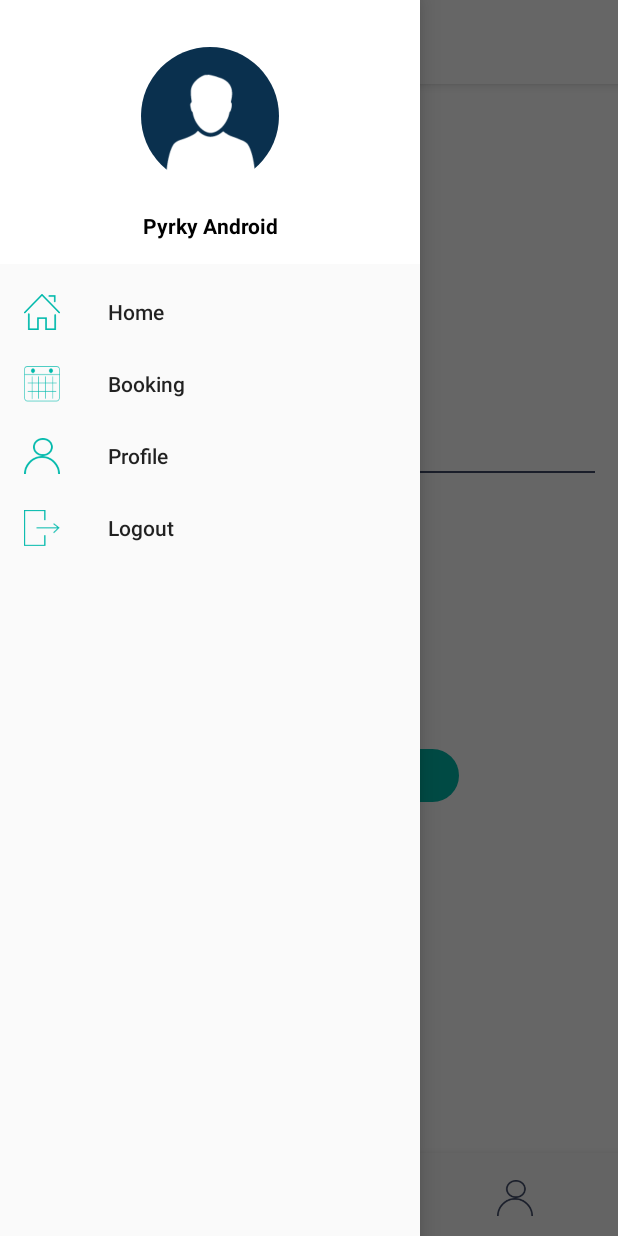
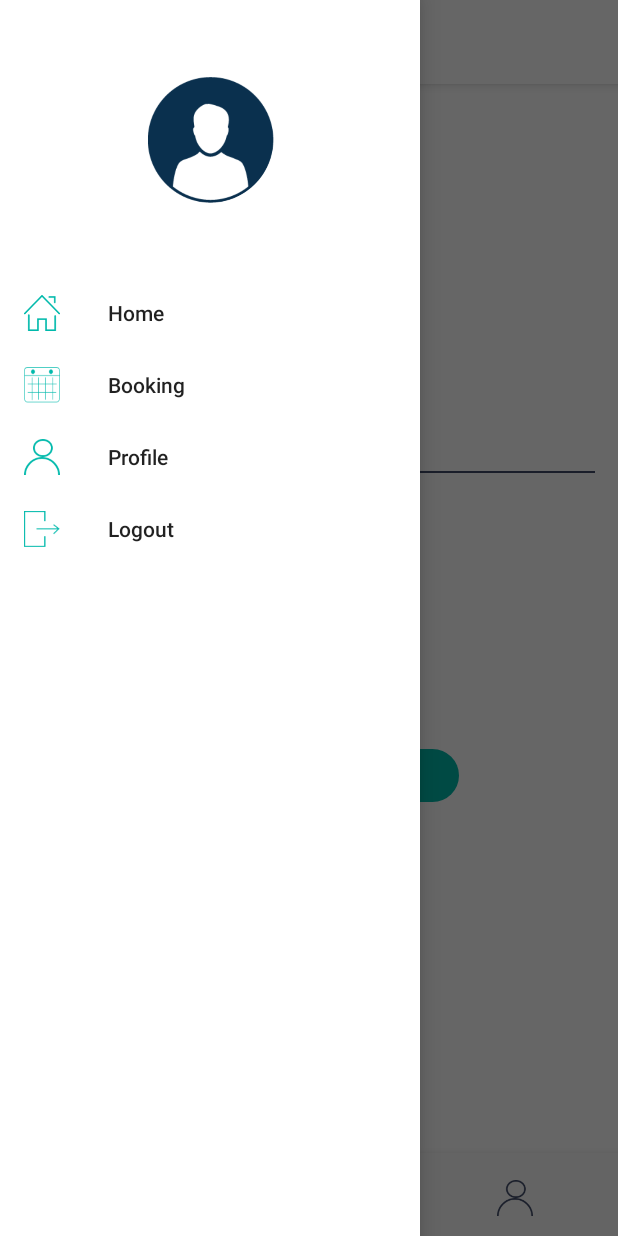
Before and after one commit to Gowdham88/Parking_Android, an Android app: the fragment SettingsFragment placed in its activity, with the side drawer open, on a phone screen of 412 x 824 dp. Run offline under Robolectric (Android 15) with nearby library versions, the phone set to English and light mode, and no system bars; our stand-ins replace CircleImageView, Firebase (no records; nobody signed in at launch, a user with empty details on screens opened directly), Picasso; libraries missing offline, so code that uses them is left out: com.azoft.carousellayoutmanager; pictures from the network do not load; 11 statements that could not run were skipped.

Commit message:
Set the adapter in settings screen

```diff
--- a/app/src/main/java/com/pyrky_android/activity/HomeActivity.java
+++ b/app/src/main/java/com/pyrky_android/activity/HomeActivity.java
@@ -60,8 +60,9 @@ public class HomeActivity extends AppCompatActivity
     ActionBar actionbar;
     ActionBarDrawerToggle toggle;
     TextView textview;
-    TextView toolbarText;
+    TextView toolbarText,Username;
     RelativeLayout.LayoutParams layoutparams;
+    String UsrName;
     private FirebaseAuth mAuth;
     @Override
     protected void onStart() {
@@ -85,6 +86,10 @@ public class HomeActivity extends AppCompatActivity
 
         toolbarText = findViewById(R.id.toolbar_text);
         setSupportActionBar(toolbar);
+        UsrName=PreferencesHelper.getPreference(HomeActivity.this, PreferencesHelper.PREFERENCE_USER_NAME);
+//
+//        Username=findViewById(R.id.);
+//        Username.setText(UsrName);
 
 
         CoordinatorLayout coordinatorLayout = findViewById(R.id.home_coordinator);
@@ -116,6 +121,8 @@ public class HomeActivity extends AppCompatActivity
 
         NavigationView navigationView = findViewById(R.id.nav_view);
         navigationView.setNavigationItemSelectedListener(this);
+        TextView txtProfileName = (TextView) navigationView.getHeaderView(0).findViewById(R.id.user_name);
+        txtProfileName.setText(UsrName);
 
         bottomNavigationView.setOnNavigationItemSelectedListener(new BottomNavigationView.OnNavigationItemSelectedListener() {
             @Override
--- a/app/src/main/java/com/pyrky_android/fragment/SettingsFragment.java
+++ b/app/src/main/java/com/pyrky_android/fragment/SettingsFragment.java
@@ -1,30 +1,76 @@
 package com.pyrky_android.fragment;
 
+import android.os.Build;
 import android.os.Bundle;
 import android.support.annotation.NonNull;
 import android.support.annotation.Nullable;
 import android.support.v4.app.Fragment;
+import android.support.v7.widget.RecyclerView;
+import android.support.v7.widget.Toolbar;
 import android.view.LayoutInflater;
 import android.view.View;
 import android.view.ViewGroup;
+import android.widget.EditText;
+import android.widget.TextView;
 
+import com.azoft.carousellayoutmanager.CarouselLayoutManager;
+import com.azoft.carousellayoutmanager.CarouselZoomPostLayoutListener;
+import com.azoft.carousellayoutmanager.CenterScrollListener;
 import com.pyrky_android.R;
+import com.pyrky_android.adapter.CarouselAdapter;
+import com.pyrky_android.preferences.PreferencesHelper;
 
 /**
  * Created by thulirsoft on 7/21/18.
  */
 
 public class SettingsFragment extends Fragment{
+    Toolbar toolbar;
+    TextView toolbarText;
+    EditText NameEdt;
+    int mCarouselCount = 0;
+    String mEmail,mName,mProfilepic;
+    String[] mCarCategory = { "Compact", "Small", "Mid size", "Full", "Van/Pick-up" };
+    String[] mCarCategoryId = { "1", "2", "3", "4", "5" };
+    String[] mCarranze = { "3.5 - 4.5m", "2.5 - 3.5m", "4 -5m", "5 - 5.5m", "5.5 - 6.5m" };
+    int mIcons[] = {R.drawable.compactcar_icon,R.drawable.smallcar_icon,R.drawable.midsizecar_icon,R.drawable.fullcar_icon, R.drawable.vanpickupcar_icon};
 
-
-    public static ProfileFragment newInstance() {
-        return new ProfileFragment();
+    public static SettingsFragment newInstance() {
+        return new SettingsFragment();
     }
 
     @Nullable
     @Override
     public View onCreateView(@NonNull LayoutInflater inflater, @Nullable ViewGroup container, @Nullable Bundle savedInstanceState) {
         View view = inflater.inflate(R.layout.fragment_settings, container, false);
+
+        mEmail = PreferencesHelper.getPreference(getActivity(), PreferencesHelper.PREFERENCE_EMAIL);
+        mName = PreferencesHelper.getPreference(getActivity(), PreferencesHelper.PREFERENCE_USER_NAME);
+        mProfilepic = PreferencesHelper.getPreference(getActivity(), PreferencesHelper.PREFERENCE_PROFILE_PIC);
+
+        toolbar = view.findViewById(R.id.toolbar);
+        toolbarText.setText("Settings");
+        NameEdt=view.findViewById(R.id.et_name);
+        NameEdt.setText(mName);
+
+        final CarouselLayoutManager layoutManager = new CarouselLayoutManager(CarouselLayoutManager.HORIZONTAL);
+        layoutManager.setPostLayoutListener(new CarouselZoomPostLayoutListener());
+        layoutManager.setMaxVisibleItems(1);
+
+        final RecyclerView recyclerView = view.findViewById(R.id.carousel_recycler);
+        recyclerView.setLayoutManager(layoutManager);
+        recyclerView.setHasFixedSize(true);
+        recyclerView.setAdapter(new CarouselAdapter(getActivity(), mIcons, mCarCategory,mCarranze));
+        recyclerView.addOnScrollListener(new CenterScrollListener());
+        if (Build.VERSION.SDK_INT >= Build.VERSION_CODES.M) {
+            recyclerView.setOnScrollChangeListener(new View.OnScrollChangeListener() {
+                @Override
+                public void onScrollChange(View v, int scrollX, int scrollY, int oldScrollX, int oldScrollY) {
+                    mCarouselCount = layoutManager.getCenterItemPosition();
+
+                }
+            });
+        }
         return view;
 
 
--- a/app/src/main/res/layout/activity_main.xml
+++ b/app/src/main/res/layout/activity_main.xml
@@ -1,5 +1,6 @@
 <?xml version="1.0" encoding="utf-8"?>
-<android.support.v4.widget.DrawerLayout xmlns:android="http://schemas.android.com/apk/res/android"
+<android.support.v4.widget.DrawerLayout
+    xmlns:android="http://schemas.android.com/apk/res/android"
     xmlns:app="http://schemas.android.com/apk/res-auto"
     xmlns:tools="http://schemas.android.com/tools"
     android:id="@+id/drawer_layout"
@@ -15,6 +16,7 @@
 
     <android.support.design.widget.NavigationView
         android:id="@+id/nav_view"
+        android:background="@color/white"
         android:layout_width="wrap_content"
         android:layout_height="match_parent"
         android:layout_gravity="start"
--- a/app/src/main/res/layout/app_bar_main.xml
+++ b/app/src/main/res/layout/app_bar_main.xml
@@ -31,6 +31,12 @@
                 android:id="@+id/toolbar_text"
                 style="@style/Nunitoregular"
                 />
+            <!--<ImageView-->
+                <!--android:src="@drawable/ic_settings_new"-->
+                <!--android:layout_width="46dp"-->
+                <!--android:layout_height="46dp" -->
+            <!---->
+                <!--/>-->
         </android.support.v7.widget.Toolbar>
 
     </android.support.design.widget.AppBarLayout>
--- a/app/src/main/res/layout/nav_header_main.xml
+++ b/app/src/main/res/layout/nav_header_main.xml
@@ -1,32 +1,30 @@
 <?xml version="1.0" encoding="utf-8"?>
 <LinearLayout xmlns:android="http://schemas.android.com/apk/res/android"
-    xmlns:app="http://schemas.android.com/apk/res-auto"
     android:layout_width="match_parent"
-    android:layout_height="@dimen/nav_header_height"
+    android:layout_height="wrap_content"
     android:background="@android:color/white"
     android:gravity="bottom"
     android:orientation="vertical"
-    android:paddingBottom="@dimen/activity_vertical_margin"
-    android:paddingLeft="@dimen/activity_horizontal_margin"
-    android:paddingRight="@dimen/activity_horizontal_margin"
-    android:paddingTop="@dimen/activity_vertical_margin"
     android:theme="@style/ThemeOverlay.AppCompat.Dark">
 
     <de.hdodenhof.circleimageview.CircleImageView
         android:id="@+id/imageView"
-        android:layout_width="100dp"
-        android:layout_height="100dp"
-        android:paddingTop="@dimen/nav_header_vertical_spacing"
+        android:layout_width="85dp"
+        android:layout_height="85dp"
+        android:layout_marginTop="50dp"
         android:layout_gravity="center"
         android:src="@drawable/profile" />
 
     <TextView
+        android:id="@+id/user_name"
+        style="@style/Nunitoregular"
+        android:layout_marginTop="20dp"
         android:layout_width="match_parent"
         android:layout_height="wrap_content"
-        android:paddingTop="17dp"
+        android:layout_gravity="center_vertical"
         android:text="Pyrky Android"
-        android:textStyle="bold"
         android:gravity="center"
+        android:textSize="15dp"
         android:textColor="@android:color/black"
         android:textAppearance="@style/TextAppearance.AppCompat.Body1" />
 </LinearLayout>
--- a/app/src/main/res/menu/activity_main_drawer.xml
+++ b/app/src/main/res/menu/activity_main_drawer.xml
@@ -1,7 +1,8 @@
 <?xml version="1.0" encoding="utf-8"?>
 <menu xmlns:android="http://schemas.android.com/apk/res/android"
     xmlns:tools="http://schemas.android.com/tools"
-    tools:showIn="navigation_view">
+    tools:showIn="navigation_view"
+    >
 
     <group android:checkableBehavior="single">
         <item
```
Also changed, not shown: app/src/main/java/com/pyrky_android/fragment/ProfileFragment.java (+12 -0 lines), app/src/main/res/layout/content_main.xml (+57 -51 lines).
